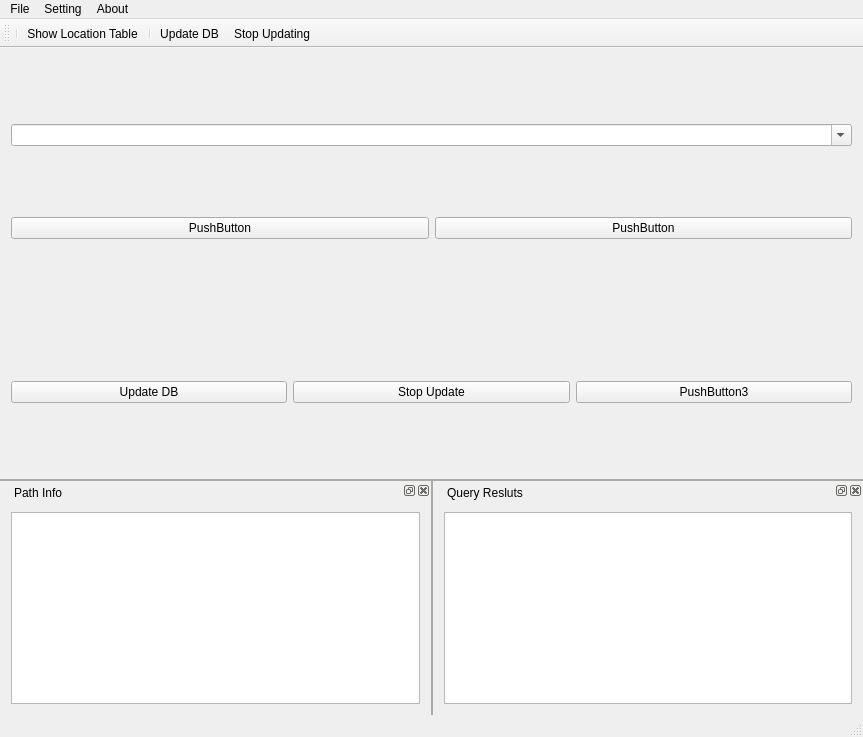
The window that src/DawnlightSearch/Ui_mainwindow.ui (chg-hou/DawnlightSearch) describes before a commit, drawn with Qt 5.
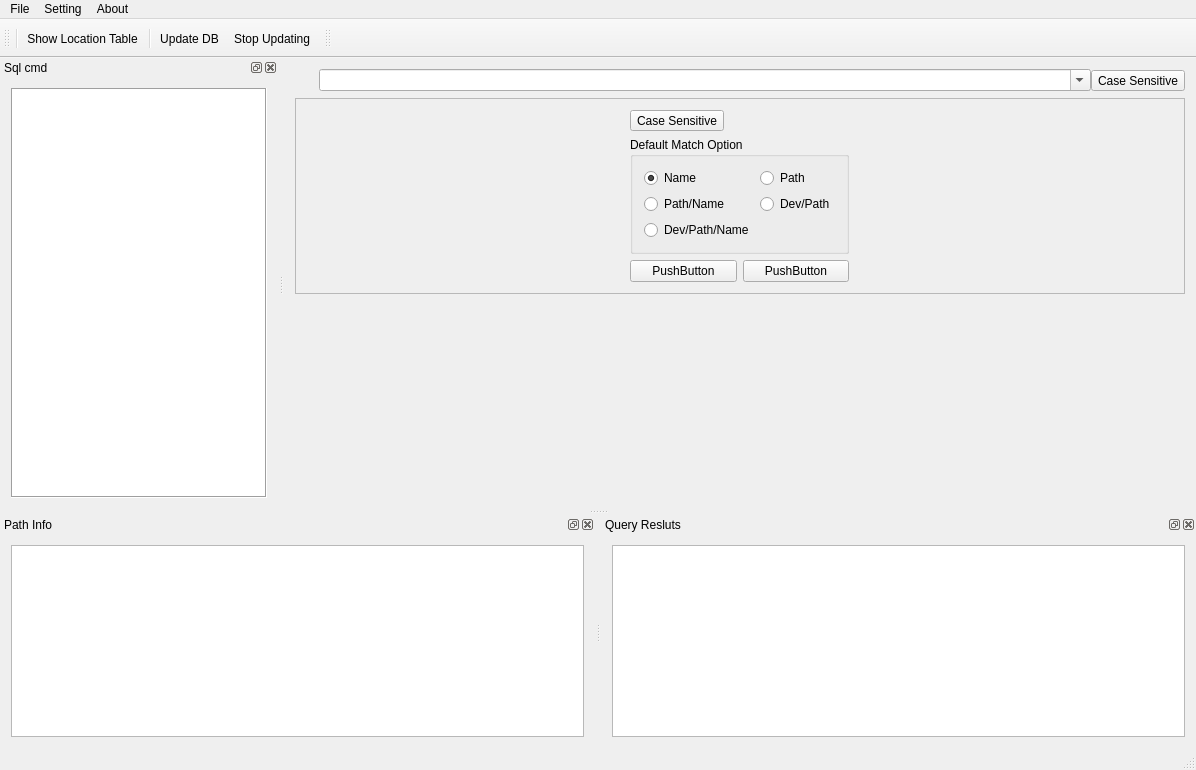
The same window after the commit. Icons and pictures are not drawn.

Patch:
```diff
--- a/src/DawnlightSearch/Ui_mainwindow.ui
+++ b/src/DawnlightSearch/Ui_mainwindow.ui
@@ -6,8 +6,8 @@
    <rect>
     <x>0</x>
     <y>0</y>
-    <width>863</width>
-    <height>737</height>
+    <width>1196</width>
+    <height>770</height>
    </rect>
   </property>
   <property name="windowTitle">
@@ -17,30 +17,6 @@
    <iconset>
     <normaloff>ui/icon/document-preview.png</normaloff>ui/icon/document-preview.png</iconset>
   </property>
-  <property name="styleSheet">
-   <string notr="true">QMainWindow::separator {
-    background: rgb(170, 170,170);
-    width: 2px; /* when vertical */
-    height: 2px; /* when horizontal */
-}
-
-QMainWindow::separator:hover {
-    background:rgb(0, 0, 0);
-}
-
-QDockWidget::title {       text-align: left;       
-											padding-top: 3px;                                   
-                                            padding-left: 10px; }
-
-/*QDockWidget::title { font-family: &quot;Roboto Lt&quot;; font-size: 18pt;
-                                            text-align: left; 
-                                            background: red; 
-                                            padding-left: 10px; }
-QDockWidget { font-family: &quot;Roboto Lt&quot;; font-size:10pt;
-                                            text-align: left; 
-                                            background: red; 
-                                            padding-left: 10px; }*/</string>
-  </property>
   <property name="dockOptions">
    <set>QMainWindow::AllowNestedDocks|QMainWindow::AllowTabbedDocks|QMainWindow::AnimatedDocks</set>
   </property>
@@ -53,39 +29,187 @@
    </property>
    <layout class="QVBoxLayout" name="verticalLayout">
     <item>
-     <widget class="QComboBox" name="comboBox_search">
-      <property name="editable">
-       <bool>true</bool>
+     <layout class="QHBoxLayout" name="horizontalLayout">
+      <property name="spacing">
+       <number>0</number>
       </property>
-      <property name="maxCount">
-       <number>20</number>
-      </property>
-      <property name="insertPolicy">
-       <enum>QComboBox::InsertAtTop</enum>
-      </property>
-      <property name="frame">
-       <bool>true</bool>
-      </property>
-     </widget>
-    </item>
-    <item>
-     <layout class="QHBoxLayout" name="horizontalLayout_2">
       <item>
-       <widget class="QPushButton" name="pushButton">
+       <widget class="QToolButton" name="toolButton_query_ok">
+        <property name="enabled">
+         <bool>false</bool>
+        </property>
         <property name="text">
-         <string>PushButton</string>
+         <string/>
         </property>
+        <property name="iconSize">
+         <size>
+          <width>16</width>
+          <height>16</height>
+         </size>
+        </property>
+        <property name="checked">
+         <bool>false</bool>
+        </property>
+        <property name="autoRaise">
+         <bool>true</bool>
+        </property>
        </widget>
       </item>
       <item>
-       <widget class="QPushButton" name="pushButton_2">
+       <widget class="QComboBox" name="comboBox_search">
+        <property name="editable">
+         <bool>true</bool>
+        </property>
+        <property name="maxCount">
+         <number>20</number>
+        </property>
+        <property name="insertPolicy">
+         <enum>QComboBox::InsertAtTop</enum>
+        </property>
+        <property name="frame">
+         <bool>true</bool>
+        </property>
+       </widget>
+      </item>
+      <item>
+       <widget class="QToolButton" name="toolButton_avd_setting">
         <property name="text">
-         <string>PushButton</string>
+         <string>Case Sensitive</string>
+        </property>
+        <property name="icon">
+         <iconset>
+          <activeoff>ui/icon/go-bottom.png</activeoff>
+          <activeon>ui/icon/go-top.png</activeon>
+         </iconset>
+        </property>
+        <property name="checkable">
+         <bool>true</bool>
+        </property>
+        <property name="checked">
+         <bool>false</bool>
         </property>
        </widget>
       </item>
      </layout>
     </item>
+    <item>
+     <widget class="QFrame" name="frame_adv_setting">
+      <property name="sizePolicy">
+       <sizepolicy hsizetype="Minimum" vsizetype="Minimum">
+        <horstretch>0</horstretch>
+        <verstretch>0</verstretch>
+       </sizepolicy>
+      </property>
+      <property name="frameShape">
+       <enum>QFrame::StyledPanel</enum>
+      </property>
+      <property name="frameShadow">
+       <enum>QFrame::Raised</enum>
+      </property>
+      <layout class="QGridLayout" name="gridLayout">
+       <item row="3" column="0">
+        <layout class="QHBoxLayout" name="horizontalLayout_2">
+         <item>
+          <widget class="QPushButton" name="pushButton">
+           <property name="text">
+            <string>PushButton</string>
+           </property>
+          </widget>
+         </item>
+         <item>
+          <widget class="QPushButton" name="pushButton_2">
+           <property name="text">
+            <string>PushButton</string>
+           </property>
+          </widget>
+         </item>
+        </layout>
+       </item>
+       <item row="1" column="0">
+        <widget class="QToolButton" name="toolButton_casesensitive">
+         <property name="text">
+          <string>Case Sensitive</string>
+         </property>
+         <property name="icon">
+          <iconset>
+           <activeoff>ui/icon/gmb-case_insensitive.png</activeoff>
+           <activeon>ui/icon/gmb-case_sensitive.png</activeon>
+          </iconset>
+         </property>
+         <property name="checkable">
+          <bool>true</bool>
+         </property>
+         <property name="checked">
+          <bool>false</bool>
+         </property>
+         <property name="toolButtonStyle">
+          <enum>Qt::ToolButtonTextBesideIcon</enum>
+         </property>
+        </widget>
+       </item>
+       <item row="2" column="0">
+        <widget class="QGroupBox" name="groupBox_matchoption">
+         <property name="title">
+          <string>Default Match Option</string>
+         </property>
+         <layout class="QFormLayout" name="formLayout">
+          <item row="0" column="0">
+           <widget class="QRadioButton" name="radioButton_1">
+            <property name="text">
+             <string>Name</string>
+            </property>
+            <property name="checked">
+             <bool>true</bool>
+            </property>
+           </widget>
+          </item>
+          <item row="1" column="0">
+           <widget class="QRadioButton" name="radioButton_3">
+            <property name="text">
+             <string>Path/Name</string>
+            </property>
+           </widget>
+          </item>
+          <item row="0" column="1">
+           <widget class="QRadioButton" name="radioButton_2">
+            <property name="text">
+             <string>Path</string>
+            </property>
+           </widget>
+          </item>
+          <item row="1" column="1">
+           <widget class="QRadioButton" name="radioButton_4">
+            <property name="text">
+             <string>Dev/Path</string>
+            </property>
+           </widget>
+          </item>
+          <item row="2" column="0">
+           <widget class="QRadioButton" name="radioButton_5">
+            <property name="text">
+             <string>Dev/Path/Name</string>
+            </property>
+           </widget>
+          </item>
+         </layout>
+        </widget>
+       </item>
+      </layout>
+     </widget>
+    </item>
+    <item>
+     <spacer name="verticalSpacer">
+      <property name="orientation">
+       <enum>Qt::Vertical</enum>
+      </property>
+      <property name="sizeHint" stdset="0">
+       <size>
+        <width>20</width>
+        <height>40</height>
+       </size>
+      </property>
+     </spacer>
+    </item>
     <item>
      <widget class="QTableView" name="tableView_uuid">
       <property name="enabled">
@@ -123,39 +247,6 @@
       </attribute>
      </widget>
     </item>
-    <item>
-     <layout class="QHBoxLayout" name="horizontalLayout_3">
-      <item>
-       <widget class="QPushButton" name="pushButton_updatedb">
-        <property name="text">
-         <string>Update DB</string>
-        </property>
-        <property name="icon">
-         <iconset>
-          <normaloff>ui/icon/system-reboot.png</normaloff>ui/icon/system-reboot.png</iconset>
-        </property>
-       </widget>
-      </item>
-      <item>
-       <widget class="QPushButton" name="pushButton_stopupdatedb">
-        <property name="text">
-         <string>Stop Update</string>
-        </property>
-        <property name="icon">
-         <iconset>
-          <normaloff>ui/icon/system-suspend.png</normaloff>ui/icon/system-suspend.png</iconset>
-        </property>
-       </widget>
-      </item>
-      <item>
-       <widget class="QPushButton" name="pushButton_5">
-        <property name="text">
-         <string>PushButton3</string>
-        </property>
-       </widget>
-      </item>
-     </layout>
-    </item>
    </layout>
   </widget>
   <widget class="QMenuBar" name="menuBar">
@@ -163,7 +254,7 @@
     <rect>
      <x>0</x>
      <y>0</y>
-     <width>863</width>
+     <width>1196</width>
      <height>27</height>
     </rect>
    </property>
@@ -329,6 +420,58 @@
     </layout>
    </widget>
   </widget>
+  <widget class="QDockWidget" name="dockWidget_sqlcmd">
+   <property name="enabled">
+    <bool>true</bool>
+   </property>
+   <property name="floating">
+    <bool>false</bool>
+   </property>
+   <property name="features">
+    <set>QDockWidget::AllDockWidgetFeatures</set>
+   </property>
+   <property name="windowTitle">
+    <string>Sql cmd</string>
+   </property>
+   <attribute name="dockWidgetArea">
+    <number>1</number>
+   </attribute>
+   <widget class="QWidget" name="dockWidgetContents_3">
+    <layout class="QVBoxLayout" name="verticalLayout_4">
+     <item>
+      <widget class="QPlainTextEdit" name="plainTextEdit_sql_where">
+       <property name="toolTip">
+        <string>&lt;html&gt;&lt;head/&gt;&lt;body&gt;&lt;p&gt;preee &lt;span style=&quot; font-weight:600;&quot;&gt;ENTER&lt;/span&gt; to submit sql query&lt;/p&gt;&lt;/body&gt;&lt;/html&gt;</string>
+       </property>
+       <property name="frameShape">
+        <enum>QFrame::Box</enum>
+       </property>
+       <property name="frameShadow">
+        <enum>QFrame::Sunken</enum>
+       </property>
+       <property name="readOnly">
+        <bool>true</bool>
+       </property>
+      </widget>
+     </item>
+    </layout>
+   </widget>
+  </widget>
+  <widget class="QToolBar" name="toolBar">
+   <property name="windowTitle">
+    <string>toolBar</string>
+   </property>
+   <property name="toolButtonStyle">
+    <enum>Qt::ToolButtonTextBesideIcon</enum>
+   </property>
+   <attribute name="toolBarArea">
+    <enum>TopToolBarArea</enum>
+   </attribute>
+   <attribute name="toolBarBreak">
+    <bool>false</bool>
+   </attribute>
+   <addaction name="actionCase_Sensitive"/>
+  </widget>
   <action name="actionAbout">
    <property name="text">
     <string>About...</string>
@@ -436,6 +579,29 @@
     <string>Open temp db path</string>
    </property>
   </action>
+  <action name="actionShow_Search_Setting">
+   <property name="icon">
+    <iconset>
+     <normaloff>ui/icon/system-run.png</normaloff>ui/icon/system-run.png</iconset>
+   </property>
+   <property name="text">
+    <string>Show Search Setting</string>
+   </property>
+  </action>
+  <action name="actionCase_Sensitive">
+   <property name="checkable">
+    <bool>true</bool>
+   </property>
+   <property name="icon">
+    <iconset>
+     <activeoff>ui/icon/gmb-case_insensitive.png</activeoff>
+     <activeon>ui/icon/gmb-case_sensitive.png</activeon>
+    </iconset>
+   </property>
+   <property name="text">
+    <string/>
+   </property>
+  </action>
  </widget>
  <layoutdefault spacing="6" margin="11"/>
  <resources/>
```
Left out of the diff: 52 changed lines with no effect on the pictures.
